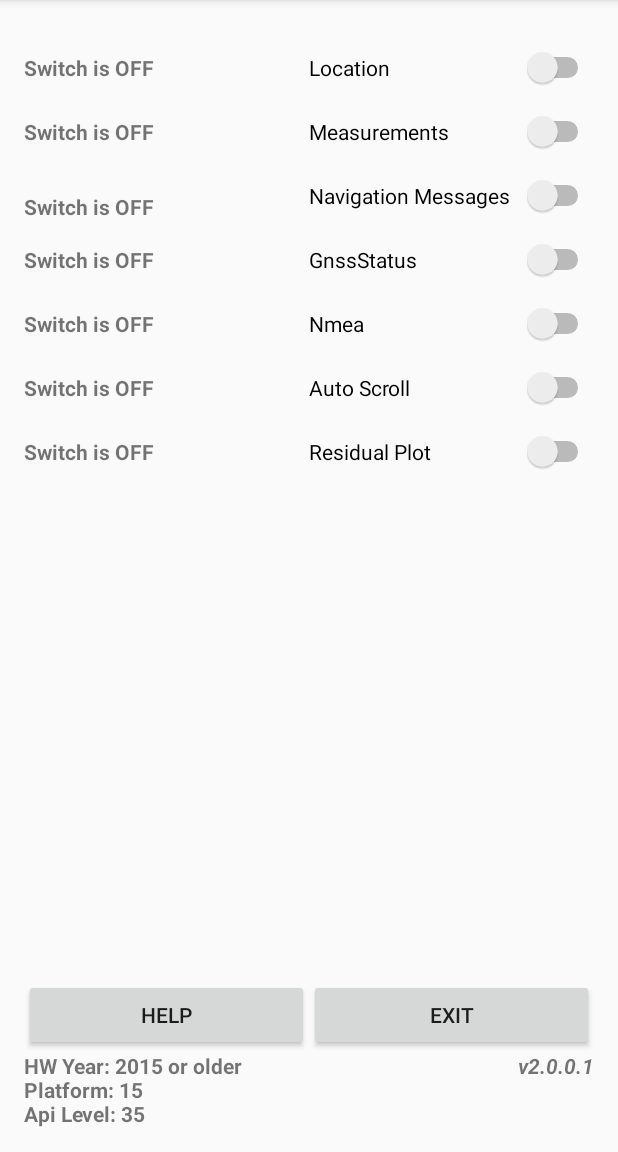
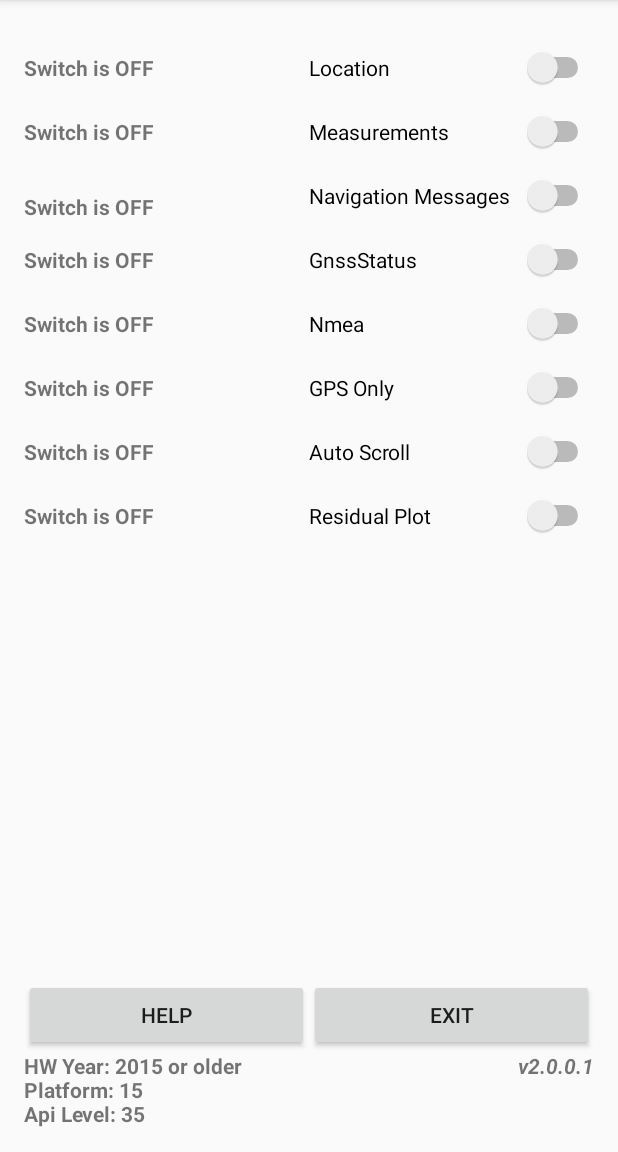
Before and after one commit to Nullkooland/GNSSLogger, an Android app: the fragment SettingsFragment shown on its own in the app's theme, on a phone screen of 412 x 824 dp, the part 84-1236 px from its top. Run offline under Robolectric (Android 15) with nearby library versions, the phone set to English and light mode, and no system bars; 3 statements that could not run were skipped.

Commit message:
- added GPS only filter - FileProvider crash fix

```diff
--- a/app/build.gradle
+++ b/app/build.gradle
@@ -19,8 +19,8 @@ android {
         }
     }
     compileOptions {
-        sourceCompatibility JavaVersion.VERSION_1_7
-        targetCompatibility JavaVersion.VERSION_1_7
+        sourceCompatibility JavaVersion.VERSION_1_8
+        targetCompatibility JavaVersion.VERSION_1_8
     }
     dexOptions {
         preDexLibraries = false
--- a/app/src/main/AndroidManifest.xml
+++ b/app/src/main/AndroidManifest.xml
@@ -40,7 +40,7 @@
         </activity>
         <provider
             android:name="android.support.v4.content.FileProvider"
-            android:authorities="android.support.v4.provider"
+            android:authorities="${applicationId}.provider"
             android:exported="false"
             android:grantUriPermissions="true">
             <meta-data
@@ -55,5 +55,5 @@
             android:name="com.google.android.apps.location.gps.gnsslogger.DetectedActivitiesIntentReceiver"
             android:exported="false" />
     </application>
-    <uses-library android:name="com.google.android.maps" />
+
 </manifest>
--- a/app/src/main/java/com/google/android/apps/location/gps/gnsslogger/AgnssUiLogger.java
+++ b/app/src/main/java/com/google/android/apps/location/gps/gnsslogger/AgnssUiLogger.java
@@ -73,7 +73,7 @@ public class AgnssUiLogger implements GnssListener {
     }
 
     @Override
-    public void onGnssMeasurementsReceived(GnssMeasurementsEvent event) {
+    public void onGnssMeasurementsReceived(GnssMeasurementsEvent event, boolean isGpsOnly) {
     }
 
     @Override
--- a/app/src/main/java/com/google/android/apps/location/gps/gnsslogger/GnssListener.java
+++ b/app/src/main/java/com/google/android/apps/location/gps/gnsslogger/GnssListener.java
@@ -26,7 +26,6 @@ import android.os.Bundle;
 
 /**  A class representing an interface for logging GPS information. */
 public interface GnssListener {
-
     /** @see LocationListener#onProviderEnabled(String) */
     void onProviderEnabled(String provider);
     /** @see LocationListener#onProviderDisabled(String) */
@@ -39,7 +38,7 @@ public interface GnssListener {
     * @see GnssMeasurementsEvent.Callback#
     *     onGnssMeasurementsReceived(GnssMeasurementsEvent)
     */
-  void onGnssMeasurementsReceived(GnssMeasurementsEvent event);
+    void onGnssMeasurementsReceived(GnssMeasurementsEvent event, boolean isGpsOnly);
     /** @see GnssMeasurementsEvent.Callback#onStatusChanged(int) */
     void onGnssMeasurementsStatusChanged(int status);
     /** @see GnssNavigationMessage.Callback# onGnssNavigationMessageReceived(GnssNavigationMessage) */
--- a/app/src/main/java/com/google/android/apps/location/gps/gnsslogger/SettingsFragment.java
+++ b/app/src/main/java/com/google/android/apps/location/gps/gnsslogger/SettingsFragment.java
@@ -58,7 +58,7 @@ public class SettingsFragment extends Fragment {
      * Position in the drop down menu of the auto ground truth mode
      */
     private static int AUTO_GROUND_TRUTH_MODE = 3;
-    private GnssContainer mGpsContainer;
+    private GnssContainer mGnssContainer;
     private HelpDialog helpDialog;
 
     /**
@@ -74,15 +74,15 @@ public class SettingsFragment extends Fragment {
     /**
      * The reference ground truth location by user input.
      */
-    private double[] mFixedReferenceLocation = null;
+    private double[] mFixedReferenceLocation;
 
     /**
      * {@link GroundTruthModeSwitcher} to receive update from AR result broadcast
      */
     private GroundTruthModeSwitcher mModeSwitcher;
 
-    public void setGpsContainer(GnssContainer value) {
-        mGpsContainer = value;
+    public void setGnssContainer(GnssContainer value) {
+        mGnssContainer = value;
     }
 
     /**
@@ -103,11 +103,11 @@ public class SettingsFragment extends Fragment {
     @Override
     public View onCreateView(
             LayoutInflater inflater, ViewGroup container, Bundle savedInstanceState) {
-        final View view = inflater.inflate(R.layout.fragment_main, container, false /* attachToRoot */);
+        View view = inflater.inflate(R.layout.fragment_main, container, false /* attachToRoot */);
 
-        final Switch registerLocation = (Switch) view.findViewById(R.id.register_location);
-        final TextView registerLocationLabel =
-                (TextView) view.findViewById(R.id.register_location_label);
+        Switch registerLocation = view.findViewById(R.id.register_location);
+        TextView registerLocationLabel =
+                view.findViewById(R.id.register_location_label);
         //set the switch to OFF
         registerLocation.setChecked(false);
         registerLocationLabel.setText("Switch is OFF");
@@ -118,18 +118,18 @@ public class SettingsFragment extends Fragment {
                     public void onCheckedChanged(CompoundButton buttonView, boolean isChecked) {
 
                         if (isChecked) {
-                            mGpsContainer.registerLocation();
+                            mGnssContainer.registerLocation();
                             registerLocationLabel.setText("Switch is ON");
                         } else {
-                            mGpsContainer.unregisterLocation();
+                            mGnssContainer.unregisterLocation();
                             registerLocationLabel.setText("Switch is OFF");
                         }
                     }
                 });
 
-        final Switch registerMeasurements = (Switch) view.findViewById(R.id.register_measurements);
-        final TextView registerMeasurementsLabel =
-                (TextView) view.findViewById(R.id.register_measurement_label);
+        Switch registerMeasurements = view.findViewById(R.id.register_measurements);
+        TextView registerMeasurementsLabel =
+                view.findViewById(R.id.register_measurement_label);
         //set the switch to OFF
         registerMeasurements.setChecked(false);
         registerMeasurementsLabel.setText("Switch is OFF");
@@ -140,18 +140,18 @@ public class SettingsFragment extends Fragment {
                     public void onCheckedChanged(CompoundButton buttonView, boolean isChecked) {
 
                         if (isChecked) {
-                            mGpsContainer.registerMeasurements();
+                            mGnssContainer.registerMeasurements();
                             registerMeasurementsLabel.setText("Switch is ON");
                         } else {
-                            mGpsContainer.unregisterMeasurements();
+                            mGnssContainer.unregisterMeasurements();
                             registerMeasurementsLabel.setText("Switch is OFF");
                         }
                     }
                 });
 
-        final Switch registerNavigation = (Switch) view.findViewById(R.id.register_navigation);
-        final TextView registerNavigationLabel =
-                (TextView) view.findViewById(R.id.register_navigation_label);
+        Switch registerNavigation = view.findViewById(R.id.register_navigation);
+        TextView registerNavigationLabel =
+                view.findViewById(R.id.register_navigation_label);
         //set the switch to OFF
         registerNavigation.setChecked(false);
         registerNavigationLabel.setText("Switch is OFF");
@@ -162,18 +162,18 @@ public class SettingsFragment extends Fragment {
                     public void onCheckedChanged(CompoundButton buttonView, boolean isChecked) {
 
                         if (isChecked) {
-                            mGpsContainer.registerNavigation();
+                            mGnssContainer.registerNavigation();
                             registerNavigationLabel.setText("Switch is ON");
                         } else {
-                            mGpsContainer.unregisterNavigation();
+                            mGnssContainer.unregisterNavigation();
                             registerNavigationLabel.setText("Switch is OFF");
                         }
                     }
                 });
 
-        final Switch registerGpsStatus = (Switch) view.findViewById(R.id.register_status);
-        final TextView registerGpsStatusLabel =
-                (TextView) view.findViewById(R.id.register_status_label);
+        Switch registerGpsStatus = view.findViewById(R.id.register_status);
+        TextView registerGpsStatusLabel =
+                view.findViewById(R.id.register_status_label);
         //set the switch to OFF
         registerGpsStatus.setChecked(false);
         registerGpsStatusLabel.setText("Switch is OFF");
@@ -184,17 +184,17 @@ public class SettingsFragment extends Fragment {
                     public void onCheckedChanged(CompoundButton buttonView, boolean isChecked) {
 
                         if (isChecked) {
-                            mGpsContainer.registerGnssStatus();
+                            mGnssContainer.registerGnssStatus();
                             registerGpsStatusLabel.setText("Switch is ON");
                         } else {
-                            mGpsContainer.unregisterGpsStatus();
+                            mGnssContainer.unregisterGpsStatus();
                             registerGpsStatusLabel.setText("Switch is OFF");
                         }
                     }
                 });
 
-        final Switch registerNmea = (Switch) view.findViewById(R.id.register_nmea);
-        final TextView registerNmeaLabel = (TextView) view.findViewById(R.id.register_nmea_label);
+        Switch registerNmea = view.findViewById(R.id.register_nmea);
+        TextView registerNmeaLabel = view.findViewById(R.id.register_nmea_label);
         //set the switch to OFF
         registerNmea.setChecked(false);
         registerNmeaLabel.setText("Switch is OFF");
@@ -205,16 +205,38 @@ public class SettingsFragment extends Fragment {
                     public void onCheckedChanged(CompoundButton buttonView, boolean isChecked) {
 
                         if (isChecked) {
-                            mGpsContainer.registerNmea();
+                            mGnssContainer.registerNmea();
                             registerNmeaLabel.setText("Switch is ON");
                         } else {
-                            mGpsContainer.unregisterNmea();
+                            mGnssContainer.unregisterNmea();
                             registerNmeaLabel.setText("Switch is OFF");
                         }
                     }
                 });
-        final Switch autoScroll = (Switch) view.findViewById(R.id.auto_scroll_on);
-        final TextView turnOnAutoScroll = (TextView) view.findViewById(R.id.turn_on_auto_scroll);
+
+        Switch gpsOnly = view.findViewById(R.id.gps_only);
+        TextView gpsOnlyLabel = view.findViewById(R.id.gps_only_label);
+        //set the switch to OFF
+        gpsOnly.setChecked(false);
+        gpsOnlyLabel.setText("Switch is OFF");
+        gpsOnly.setOnCheckedChangeListener(
+                new OnCheckedChangeListener() {
+
+                    @Override
+                    public void onCheckedChanged(CompoundButton buttonView, boolean isChecked) {
+
+                        if (isChecked) {
+                            mGnssContainer.setGpsOnly(true);
+                            gpsOnlyLabel.setText("Switch is ON");
+                        } else {
+                            mGnssContainer.setGpsOnly(false);
+                            gpsOnlyLabel.setText("Switch is OFF");
+                        }
+                    }
+                });
+
+        Switch autoScroll = view.findViewById(R.id.auto_scroll_on);
+        TextView turnOnAutoScroll = view.findViewById(R.id.turn_on_auto_scroll);
         turnOnAutoScroll.setText("Switch is OFF");
         autoScroll.setOnCheckedChangeListener(
                 new OnCheckedChangeListener() {
@@ -235,8 +257,8 @@ public class SettingsFragment extends Fragment {
                     }
                 });
 
-        final Switch residualPlotSwitch = (Switch) view.findViewById(R.id.residual_plot_enabled);
-        final TextView turnOnResidual = (TextView) view.findViewById(R.id.turn_on_residual_plot);
+        Switch residualPlotSwitch = view.findViewById(R.id.residual_plot_enabled);
+        TextView turnOnResidual = view.findViewById(R.id.turn_on_residual_plot);
         turnOnResidual.setText("Switch is OFF");
         residualPlotSwitch.setOnCheckedChangeListener(
                 new OnCheckedChangeListener() {
@@ -248,18 +270,18 @@ public class SettingsFragment extends Fragment {
                                     (LayoutInflater)
                                             getActivity().getSystemService(Context.LAYOUT_INFLATER_SERVICE);
                             View layout = inflater.inflate(R.layout.pop_up_window,
-                                    (ViewGroup) getActivity().findViewById(R.id.pop));
+                                    getActivity().findViewById(R.id.pop));
 
                             // Find UI elements in pop up window
-                            final Spinner residualSpinner = layout.findViewById(R.id.residual_spinner);
+                            Spinner residualSpinner = layout.findViewById(R.id.residual_spinner);
                             Button buttonOk = layout.findViewById(R.id.popup_button_ok);
                             Button buttonCancel = layout.findViewById(R.id.popup_button_cancel);
-                            final TextView longitudeInput = layout.findViewById(R.id.longitude_input);
-                            final TextView latitudeInput = layout.findViewById(R.id.latitude_input);
-                            final TextView altitudeInput = layout.findViewById(R.id.altitude_input);
+                            TextView longitudeInput = layout.findViewById(R.id.longitude_input);
+                            TextView latitudeInput = layout.findViewById(R.id.latitude_input);
+                            TextView altitudeInput = layout.findViewById(R.id.altitude_input);
 
                             // Set up pop up window attributes
-                            final PopupWindow popupWindow =
+                            PopupWindow popupWindow =
                                     new PopupWindow(layout, LayoutParams.WRAP_CONTENT, LayoutParams.WRAP_CONTENT);
                             popupWindow.setOutsideTouchable(false);
                             popupWindow.showAtLocation(
@@ -343,7 +365,7 @@ public class SettingsFragment extends Fragment {
                     }
                 }
         );
-        Button help = (Button) view.findViewById(R.id.help);
+        Button help = view.findViewById(R.id.help);
         helpDialog = new HelpDialog(getContext());
         helpDialog.setTitle("Help contents");
         helpDialog.create();
@@ -356,7 +378,7 @@ public class SettingsFragment extends Fragment {
                     }
                 });
 
-        Button exit = (Button) view.findViewById(R.id.exit);
+        Button exit = view.findViewById(R.id.exit);
         exit.setOnClickListener(
                 new OnClickListener() {
                     @Override
@@ -365,10 +387,10 @@ public class SettingsFragment extends Fragment {
                     }
                 });
 
-        TextView swInfo = (TextView) view.findViewById(R.id.sw_info);
+        TextView swInfo = view.findViewById(R.id.sw_info);
 
         java.lang.reflect.Method method;
-        LocationManager locationManager = mGpsContainer.getLocationManager();
+        LocationManager locationManager = mGnssContainer.getLocationManager();
         try {
             method = locationManager.getClass().getMethod("getGnssYearOfHardware");
             int hwYear = (int) method.invoke(locationManager);
--- a/app/src/main/res/layout/fragment_main.xml
+++ b/app/src/main/res/layout/fragment_main.xml
@@ -132,6 +132,29 @@
         android:orientation="horizontal">
 
         <TextView
+            android:id="@+id/gps_only_label"
+            android:layout_width="0dp"
+            android:layout_height="wrap_content"
+            android:layout_marginTop="15dp"
+            android:layout_weight="1"
+            android:textStyle="bold" />
+
+        <Switch
+            android:id="@+id/gps_only"
+            android:layout_width="0dp"
+            android:layout_height="wrap_content"
+            android:layout_marginTop="15dp"
+            android:layout_weight="1"
+            android:singleLine="true"
+            android:text="@string/gps_only" />
+    </LinearLayout>
+
+    <LinearLayout
+        android:layout_width="match_parent"
+        android:layout_height="wrap_content"
+        android:orientation="horizontal">
+
+        <TextView
             android:id="@+id/turn_on_auto_scroll"
             android:layout_width="0dp"
             android:layout_height="wrap_content"
--- a/app/src/main/res/values/strings.xml
+++ b/app/src/main/res/values/strings.xml
@@ -19,6 +19,7 @@
     <string name="nmea_label">Nmea</string>
     <string name="auto_scroll">Auto Scroll</string>
     <string name="residual_plot">Residual Plot</string>
+    <string name="gps_only">GPS Only</string>
 
     <string name="help">HELP</string>
     <string name="exit">Exit</string>
--- a/build.gradle
+++ b/build.gradle
@@ -6,7 +6,7 @@ buildscript {
         google()
     }
     dependencies {
-        classpath 'com.android.tools.build:gradle:2.3.3'
+        classpath 'com.android.tools.build:gradle:3.1.4'
         // NOTE: Do not place your application dependencies here; they belong
         // in the individual module build.gradle files
     }
--- a/pseudorange/build.gradle
+++ b/pseudorange/build.gradle
@@ -13,8 +13,8 @@ android {
         testInstrumentationRunner "android.support.test.runner.AndroidJUnitRunner"
     }
     compileOptions {
-        sourceCompatibility JavaVersion.VERSION_1_7
-        targetCompatibility JavaVersion.VERSION_1_7
+        sourceCompatibility JavaVersion.VERSION_1_8
+        targetCompatibility JavaVersion.VERSION_1_8
     }
     dexOptions {
         preDexLibraries = false
```
Also changed, not shown: app/src/main/java/com/google/android/apps/location/gps/gnsslogger/FileLogger.java (+6 -3 lines), app/src/main/java/com/google/android/apps/location/gps/gnsslogger/GnssContainer.java (+9 -6 lines), app/src/main/java/com/google/android/apps/location/gps/gnsslogger/MainActivity.java (+4 -4 lines), app/src/main/java/com/google/android/apps/location/gps/gnsslogger/PlotFragment.java (+16 -17 lines), app/src/main/java/com/google/android/apps/location/gps/gnsslogger/RealTimePositionVelocityCalculator.java (+14 -14 lines), app/src/main/java/com/google/android/apps/location/gps/gnsslogger/UiLogger.java (+7 -4 lines). Lines whose indentation alone changed are shown as unchanged.
